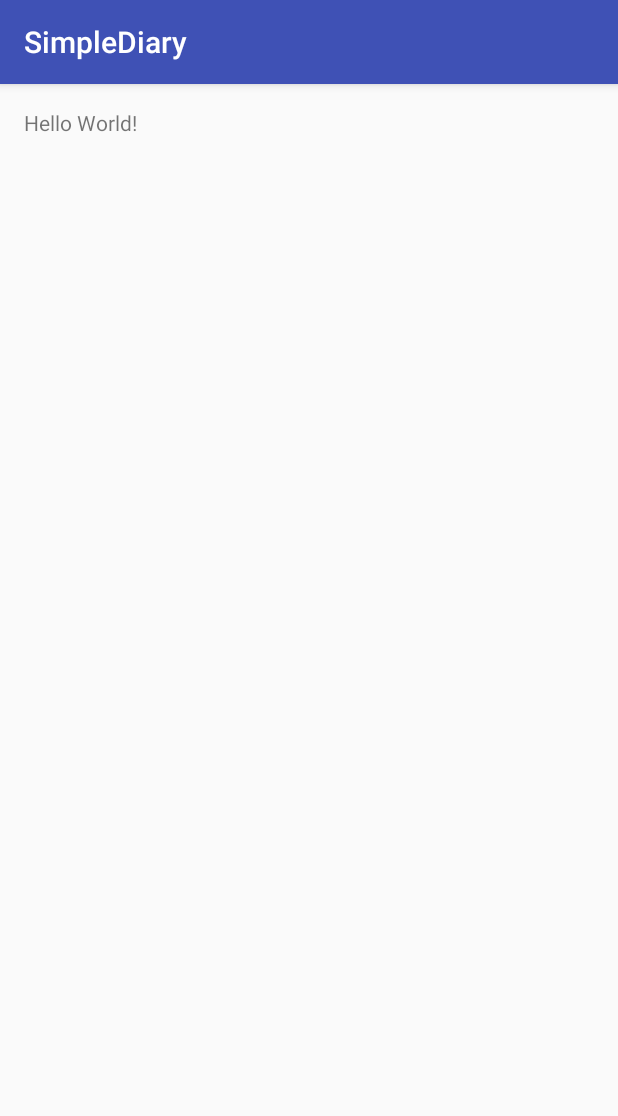
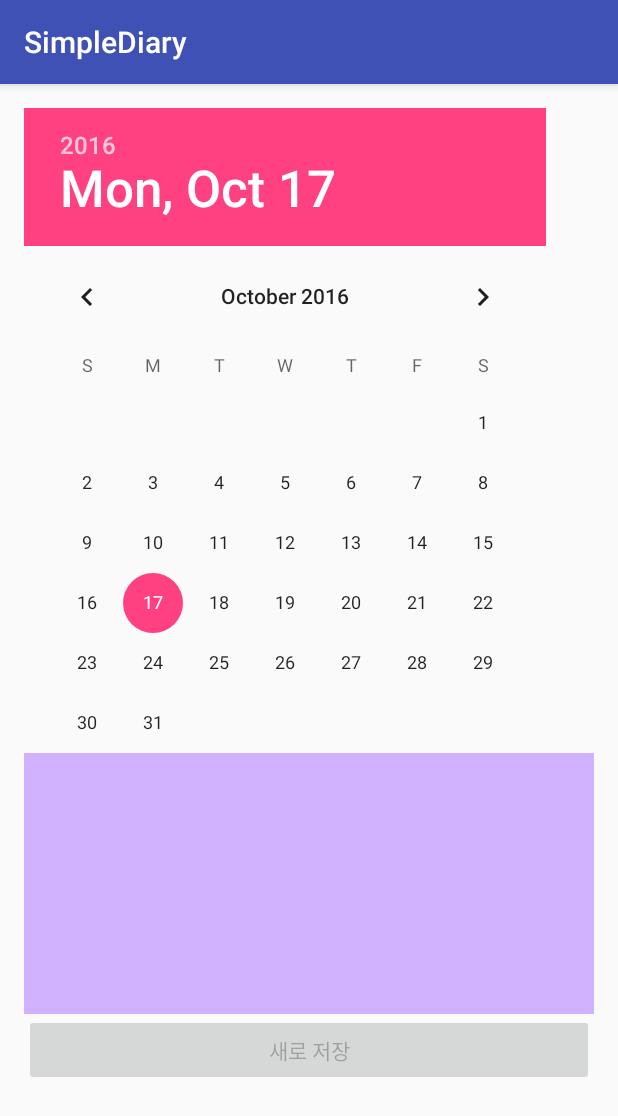
Before and after one commit to younghwa2000/SimpleDiary, an Android app: the screen it shows after launch (MainActivity), on a phone screen of 412 x 824 dp. Shown: the top 1116 px of the screen. Run offline under Robolectric (Android 15) with nearby library versions, the phone set to English and light mode, and no system bars.

```diff
--- a/app/src/main/res/layout/activity_main.xml
+++ b/app/src/main/res/layout/activity_main.xml
@@ -1,5 +1,5 @@
 <?xml version="1.0" encoding="utf-8"?>
-<RelativeLayout xmlns:android="http://schemas.android.com/apk/res/android"
+<LinearLayout xmlns:android="http://schemas.android.com/apk/res/android"
     xmlns:tools="http://schemas.android.com/tools"
     android:layout_width="match_parent"
     android:layout_height="match_parent"
@@ -7,10 +7,27 @@
     android:paddingLeft="@dimen/activity_horizontal_margin"
     android:paddingRight="@dimen/activity_horizontal_margin"
     android:paddingTop="@dimen/activity_vertical_margin"
-    tools:context="kr.hs.emirim.sinyh104.simplediary.MainActivity">
+    tools:context="kr.hs.emirim.sinyh104.simplediary.MainActivity"
+    android:orientation="vertical">
 
-    <TextView
-        android:layout_width="wrap_content"
+    <DatePicker
+        android:id="@+id/date_picker"
+        android:layout_width="match_parent"
         android:layout_height="wrap_content"
-        android:text="Hello World!" />
-</RelativeLayout>
+        android:calendarViewShown="false"
+        />
+    <EditText
+        android:id="@+id/edit_content"
+        android:background="#D1B2FF"
+        android:layout_width="match_parent"
+        android:layout_height="wrap_content"
+        android:lines="8"
+        />
+    <Button
+        android:id="@+id/but_save"
+        android:layout_width="match_parent"
+        android:layout_height="wrap_content"
+        android:text="@string/str_but"
+        android:enabled="false"
+        />
+</LinearLayout>
--- a/app/src/main/res/values/strings.xml
+++ b/app/src/main/res/values/strings.xml
@@ -1,3 +1,4 @@
 <resources>
     <string name="app_name">SimpleDiary</string>
+    <string name="str_but">새로 저장</string>
 </resources>
```
